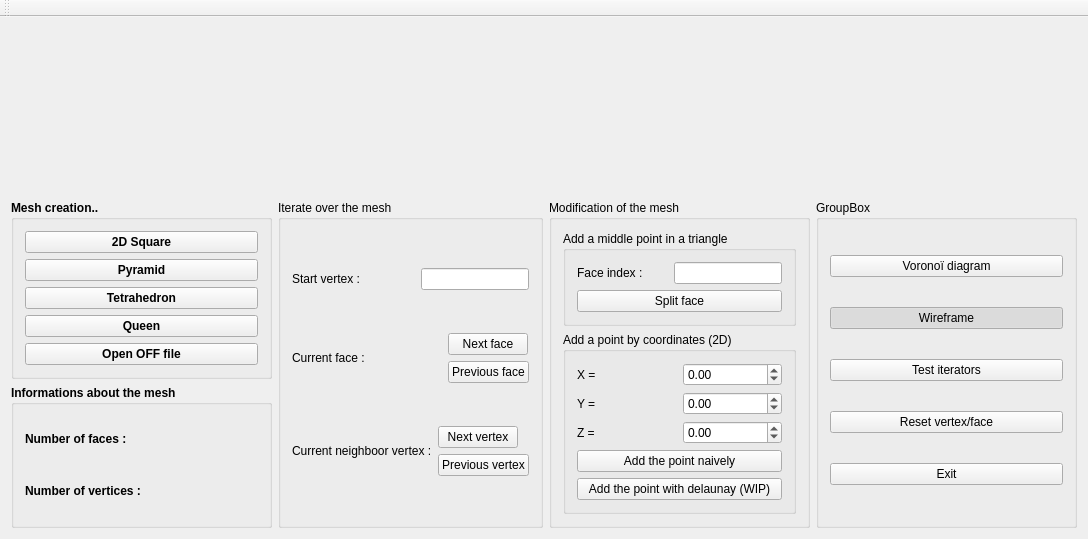
Old version of the form mainwindow.ui in the repository Paulfx/mesh_modelisation_m2.
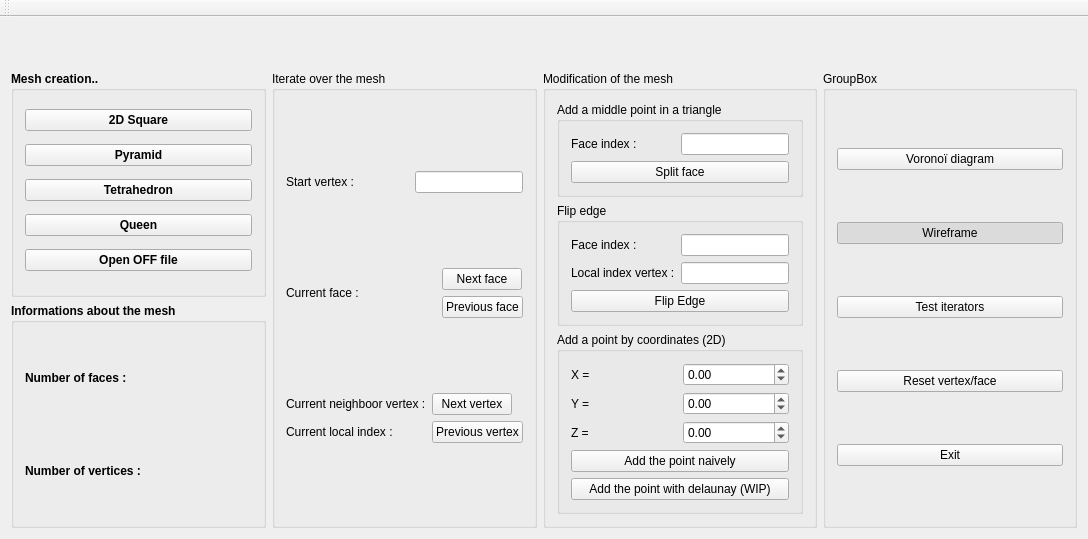
New version of the form. Custom widgets are drawn as their Qt base class.

Commit message: add way to flip edge in qt

Patch:
```diff
--- a/mainwindow.ui
+++ b/mainwindow.ui
@@ -217,11 +217,22 @@
            <item>
             <layout class="QHBoxLayout" name="horizontalLayout_8">
              <item>
-              <widget class="QLabel" name="labelCurrVertex">
-               <property name="text">
-                <string>Current neighboor vertex :</string>
-               </property>
-              </widget>
+              <layout class="QVBoxLayout" name="verticalLayout_16">
+               <item>
+                <widget class="QLabel" name="labelCurrVertex">
+                 <property name="text">
+                  <string>Current neighboor vertex :</string>
+                 </property>
+                </widget>
+               </item>
+               <item>
+                <widget class="QLabel" name="labelCurrentLocalVertex">
+                 <property name="text">
+                  <string>Current local index :</string>
+                 </property>
+                </widget>
+               </item>
+              </layout>
              </item>
              <item>
               <layout class="QVBoxLayout" name="verticalLayout_2">
@@ -309,6 +320,68 @@
              </item>
             </layout>
            </item>
+           <item>
+            <layout class="QHBoxLayout" name="horizontalLayout_5">
+             <item>
+              <widget class="QGroupBox" name="groupBox_8">
+               <property name="title">
+                <string>Flip edge</string>
+               </property>
+               <layout class="QVBoxLayout" name="verticalLayout_15">
+                <item>
+                 <layout class="QHBoxLayout" name="horizontalLayout_12">
+                  <item>
+                   <widget class="QLabel" name="label_7">
+                    <property name="text">
+                     <string>Face index :</string>
+                    </property>
+                   </widget>
+                  </item>
+                  <item>
+                   <widget class="QLineEdit" name="lineEditFlipEdgeFace">
+                    <property name="sizePolicy">
+                     <sizepolicy hsizetype="Minimum" vsizetype="Fixed">
+                      <horstretch>0</horstretch>
+                      <verstretch>0</verstretch>
+                     </sizepolicy>
+                    </property>
+                   </widget>
+                  </item>
+                 </layout>
+                </item>
+                <item>
+                 <layout class="QHBoxLayout" name="horizontalLayout_11">
+                  <item>
+                   <widget class="QLabel" name="label_6">
+                    <property name="text">
+                     <string>Local index vertex :</string>
+                    </property>
+                   </widget>
+                  </item>
+                  <item>
+                   <widget class="QLineEdit" name="lineEditFlipEdgeVertex">
+                    <property name="sizePolicy">
+                     <sizepolicy hsizetype="Minimum" vsizetype="Fixed">
+                      <horstretch>0</horstretch>
+                      <verstretch>0</verstretch>
+                     </sizepolicy>
+                    </property>
+                   </widget>
+                  </item>
+                 </layout>
+                </item>
+                <item>
+                 <widget class="QPushButton" name="pbFlipEdge">
+                  <property name="text">
+                   <string>Flip Edge</string>
+                  </property>
+                 </widget>
+                </item>
+               </layout>
+              </widget>
+             </item>
+            </layout>
+           </item>
            <item>
             <layout class="QHBoxLayout" name="horizontalLayout_3">
              <item>
```
The commit also changes 7 other files.
